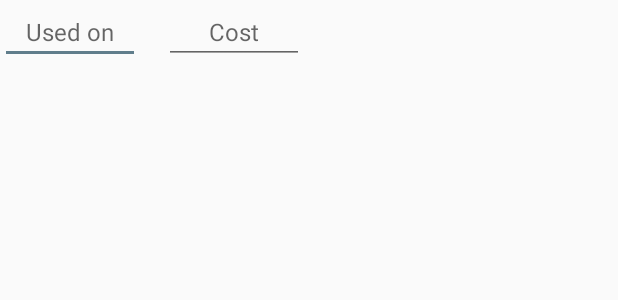
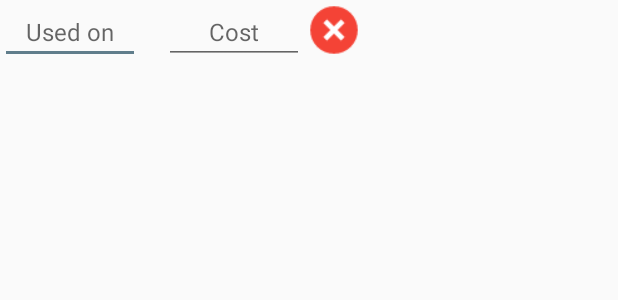
Before and after one commit to Shanto16/project404, an Android app: the layout my_expense_model.xml on its own in the app's theme, with its tools: preview values and no code run, on a phone screen of 412 x 824 dp. Shown: the top 300 px of the screen. Run offline under Robolectric (Android 15) with nearby library versions, the phone set to English and light mode, and no system bars; Roboto replaces fonts that are not available here.

Commit message:
my expense alert dialog bug fixed

```diff
--- a/app/src/main/res/layout/my_expense_model.xml
+++ b/app/src/main/res/layout/my_expense_model.xml
@@ -29,5 +29,12 @@
         android:gravity="center"
         />
 
+    <ImageView
+        android:id="@+id/remove_item_expense"
+        android:layout_width="40dp"
+        android:layout_height="40dp"
+        android:src="@drawable/ic_dismiss_trip"
+        />
+
 
 </LinearLayout>
```
